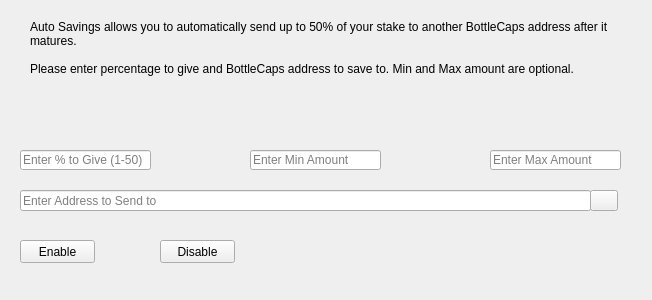
Before: the Qt Designer form src/qt/forms/savingsdialog.ui in bottlecaps-foundation/bottlecaps, drawn with Qt 5.
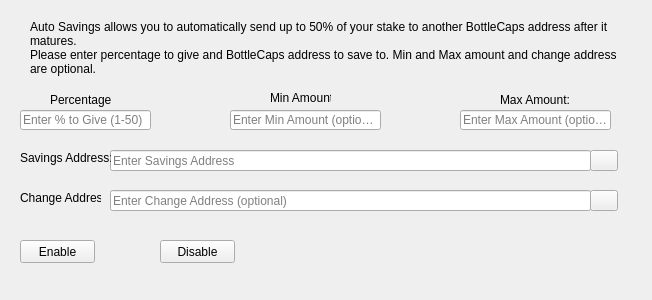
After: the same form once the commit is applied. Icons and pictures are not drawn.

The edit to the form file:
```diff
--- a/src/qt/forms/savingsdialog.ui
+++ b/src/qt/forms/savingsdialog.ui
@@ -20,7 +20,7 @@
    <property name="geometry">
     <rect>
      <x>20</x>
-     <y>150</y>
+     <y>110</y>
      <width>131</width>
      <height>20</height>
     </rect>
@@ -35,9 +35,9 @@
   <widget class="QLineEdit" name="savingsAddressEdit">
    <property name="geometry">
     <rect>
-     <x>20</x>
-     <y>190</y>
-     <width>571</width>
+     <x>110</x>
+     <y>150</y>
+     <width>481</width>
      <height>21</height>
     </rect>
    </property>
@@ -45,7 +45,7 @@
     <string/>
    </property>
    <property name="placeholderText">
-    <string>Enter Address to Send to</string>
+    <string>Enter Savings Address</string>
    </property>
   </widget>
   <widget class="QLabel" name="label_2">
@@ -54,7 +54,7 @@
      <x>30</x>
      <y>20</y>
      <width>591</width>
-     <height>81</height>
+     <height>61</height>
     </rect>
    </property>
    <property name="lineWidth">
@@ -62,8 +62,7 @@
    </property>
    <property name="text">
     <string>Auto Savings allows you to automatically send up to 50% of your stake to another BottleCaps address after it matures.
-
-Please enter percentage to give and BottleCaps address to save to. Min and Max amount are optional.</string>
+Please enter percentage to give and BottleCaps address to save to. Min and Max amount and change address are optional.</string>
    </property>
    <property name="alignment">
     <set>Qt::AlignLeading|Qt::AlignLeft|Qt::AlignTop</set>
@@ -75,9 +74,9 @@
   <widget class="QLineEdit" name="savingsMinEdit">
    <property name="geometry">
     <rect>
-     <x>250</x>
-     <y>150</y>
-     <width>131</width>
+     <x>230</x>
+     <y>110</y>
+     <width>151</width>
      <height>20</height>
     </rect>
    </property>
@@ -85,15 +84,15 @@
     <string>Enter whole numbers</string>
    </property>
    <property name="placeholderText">
-    <string>Enter Min Amount</string>
+    <string>Enter Min Amount (optional)</string>
    </property>
   </widget>
   <widget class="QLineEdit" name="savingsMaxEdit">
    <property name="geometry">
     <rect>
-     <x>490</x>
-     <y>150</y>
-     <width>131</width>
+     <x>460</x>
+     <y>110</y>
+     <width>151</width>
      <height>20</height>
     </rect>
    </property>
@@ -104,7 +103,7 @@
     <string/>
    </property>
    <property name="placeholderText">
-    <string>Enter Max Amount</string>
+    <string>Enter Max Amount (optional)</string>
    </property>
   </widget>
   <widget class="QLabel" name="message">
@@ -156,7 +155,49 @@
    <property name="geometry">
     <rect>
      <x>590</x>
+     <y>150</y>
+     <width>28</width>
+     <height>21</height>
+    </rect>
+   </property>
+   <property name="toolTip">
+    <string>Choose an address from the address book</string>
+   </property>
+   <property name="text">
+    <string/>
+   </property>
+   <property name="icon">
+    <iconset resource="../bitcoin.qrc">
+     <normaloff>:/icons/address-book</normaloff>:/icons/address-book</iconset>
+   </property>
+   <property name="shortcut">
+    <string>Alt+A</string>
+   </property>
+   <property name="autoDefault">
+    <bool>false</bool>
+   </property>
+  </widget>
+  <widget class="QLineEdit" name="savingsChangeAddressEdit">
+   <property name="geometry">
+    <rect>
+     <x>110</x>
      <y>190</y>
+     <width>481</width>
+     <height>21</height>
+    </rect>
+   </property>
+   <property name="toolTip">
+    <string>Change address must be owned by you</string>
+   </property>
+   <property name="placeholderText">
+    <string>Enter Change Address (optional)</string>
+   </property>
+  </widget>
+  <widget class="QPushButton" name="changeAddressBookButton">
+   <property name="geometry">
+    <rect>
+     <x>590</x>
+     <y>190</y>
      <width>28</width>
      <height>21</height>
     </rect>
@@ -178,6 +219,86 @@
     <bool>false</bool>
    </property>
   </widget>
+  <widget class="QLabel" name="label">
+   <property name="geometry">
+    <rect>
+     <x>50</x>
+     <y>90</y>
+     <width>61</width>
+     <height>20</height>
+    </rect>
+   </property>
+   <property name="toolTip">
+    <string>Percentage of stake to send</string>
+   </property>
+   <property name="text">
+    <string>Percentage:</string>
+   </property>
+  </widget>
+  <widget class="QLabel" name="label_3">
+   <property name="geometry">
+    <rect>
+     <x>270</x>
+     <y>90</y>
+     <width>61</width>
+     <height>16</height>
+    </rect>
+   </property>
+   <property name="toolTip">
+    <string>Min amount to send</string>
+   </property>
+   <property name="text">
+    <string>Min Amount:</string>
+   </property>
+  </widget>
+  <widget class="QLabel" name="label_4">
+   <property name="geometry">
+    <rect>
+     <x>500</x>
+     <y>90</y>
+     <width>71</width>
+     <height>20</height>
+    </rect>
+   </property>
+   <property name="toolTip">
+    <string>Max amount to send</string>
+   </property>
+   <property name="text">
+    <string>Max Amount:</string>
+   </property>
+  </widget>
+  <widget class="QLabel" name="label_5">
+   <property name="geometry">
+    <rect>
+     <x>20</x>
+     <y>150</y>
+     <width>91</width>
+     <height>16</height>
+    </rect>
+   </property>
+   <property name="toolTip">
+    <string>Address to send portion of stake to</string>
+   </property>
+   <property name="text">
+    <string>Savings Address:</string>
+   </property>
+  </widget>
+  <widget class="QLabel" name="label_6">
+   <property name="geometry">
+    <rect>
+     <x>20</x>
+     <y>190</y>
+     <width>81</width>
+     <height>16</height>
+    </rect>
+   </property>
+   <property name="toolTip">
+    <string>The amount left over returned to you</string>
+   </property>
+   <property name="text">
+    <string>Change Address:</string>
+   </property>
+  </widget>
  </widget>
  <resources>
   <include location="../bitcoin.qrc"/>
```
Left out of the diff: 7 changed lines with no effect on the pictures.
